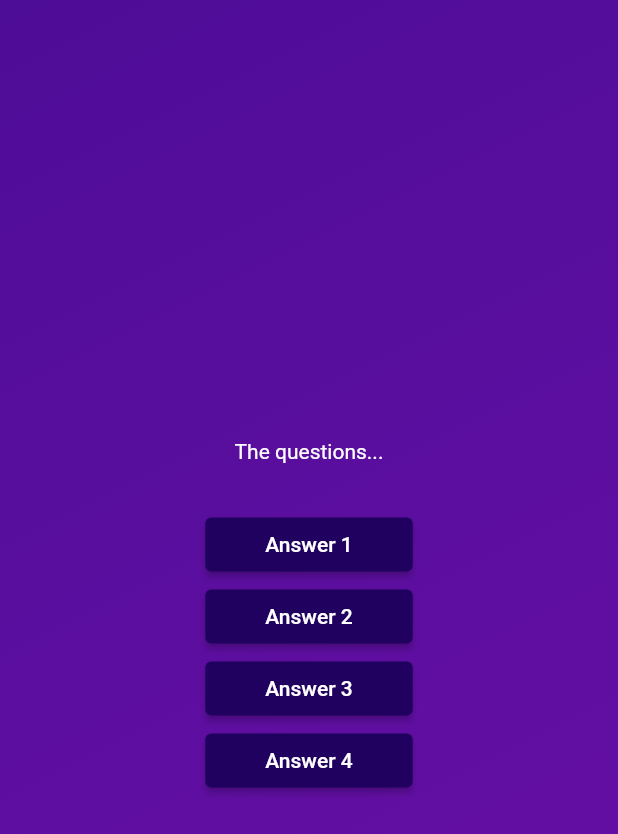
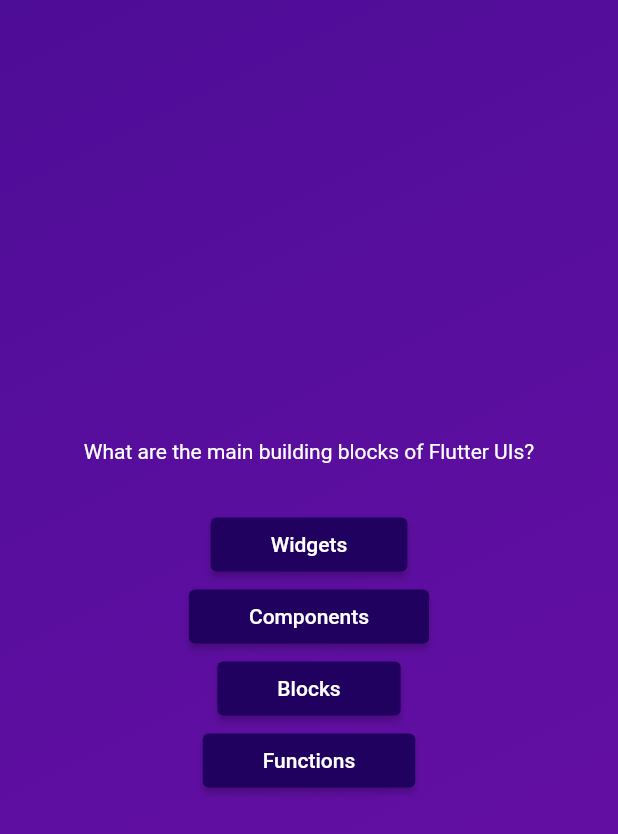
Before and after one commit to neerajsinghsarathe/flutter-quiz-app, a Flutter app: the screen it shows after launch, after a tap on "Start Quiz", on a phone screen of 412 x 824 dp. Shown: the top 834 px of the screen. Run offline on Flutter 3.47's test engine with Material 2 defaults, Android fonts, the phone set to English and light mode, and no system bars.

Commit message:
Dynamic implementation of questions and answer implemented.
Used Spread operator for answer.

```diff
--- a/lib/questions_screen.dart
+++ b/lib/questions_screen.dart
@@ -1,5 +1,6 @@
 import 'package:flutter/material.dart';
 import 'package:quiz_app/answer_button.dart';
+import 'package:quiz_app/data/questions.dart';
 
 class QuestionsScreen extends StatefulWidget {
   const QuestionsScreen({super.key});
@@ -14,17 +15,21 @@ class QuestionsScreen extends StatefulWidget {
 class _QuestionsState extends State<QuestionsScreen> {
   @override
   Widget build(BuildContext context) {
+    final currentQuestion = questions[0];
     return SizedBox(
       width: double.infinity,
       child: Column(
         mainAxisAlignment: MainAxisAlignment.center,
         children: [
-          const Text('The questions...', style: TextStyle(color: Colors.white),),
+          Text(
+            currentQuestion.text,
+            style: const TextStyle(color: Colors.white),
+          ),
           const SizedBox(height: 30),
-          AnswerButton(answerText: 'Answer 1', onTap: () { },),
-          AnswerButton(answerText: 'Answer 2', onTap: () { },),
-          AnswerButton(answerText: 'Answer 3', onTap: () { },),
-          AnswerButton(answerText: 'Answer 4', onTap: () { },),
+          ...currentQuestion.answers.map((item) => AnswerButton(
+                answerText: item,
+                onTap: () {},
+              ))
         ],
       ),
     );
```
